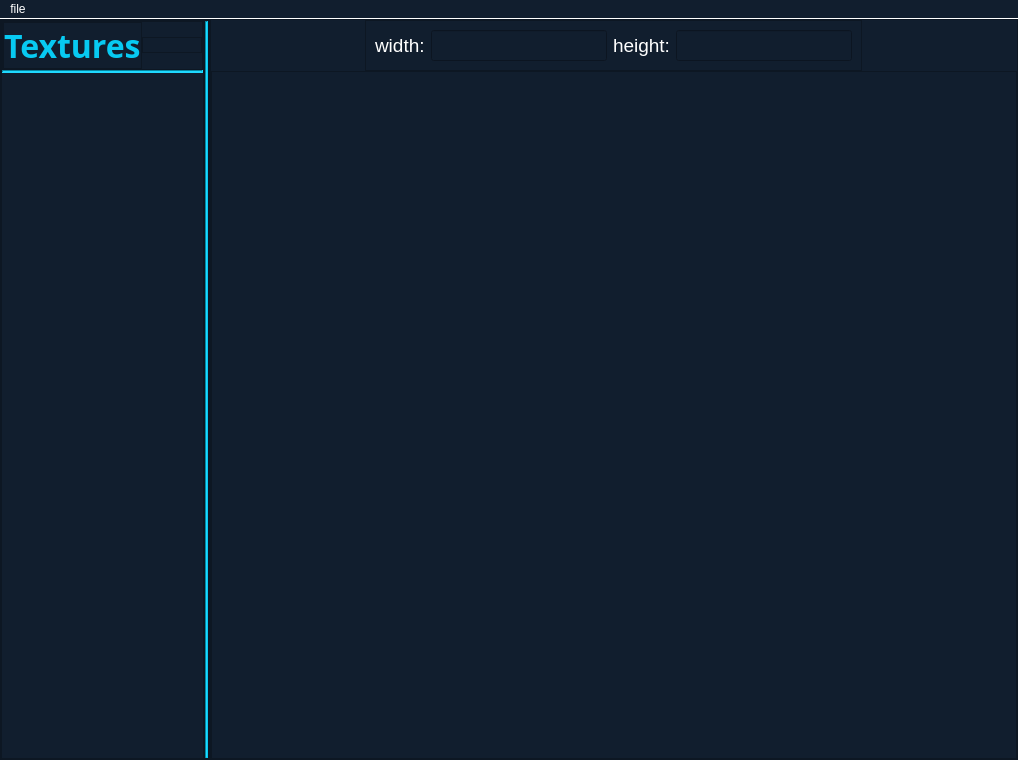
Above: level_disigner/res/src/templates/designer.ui from hyper-hronoz/dark_knife before the change. Below: the same form after it.
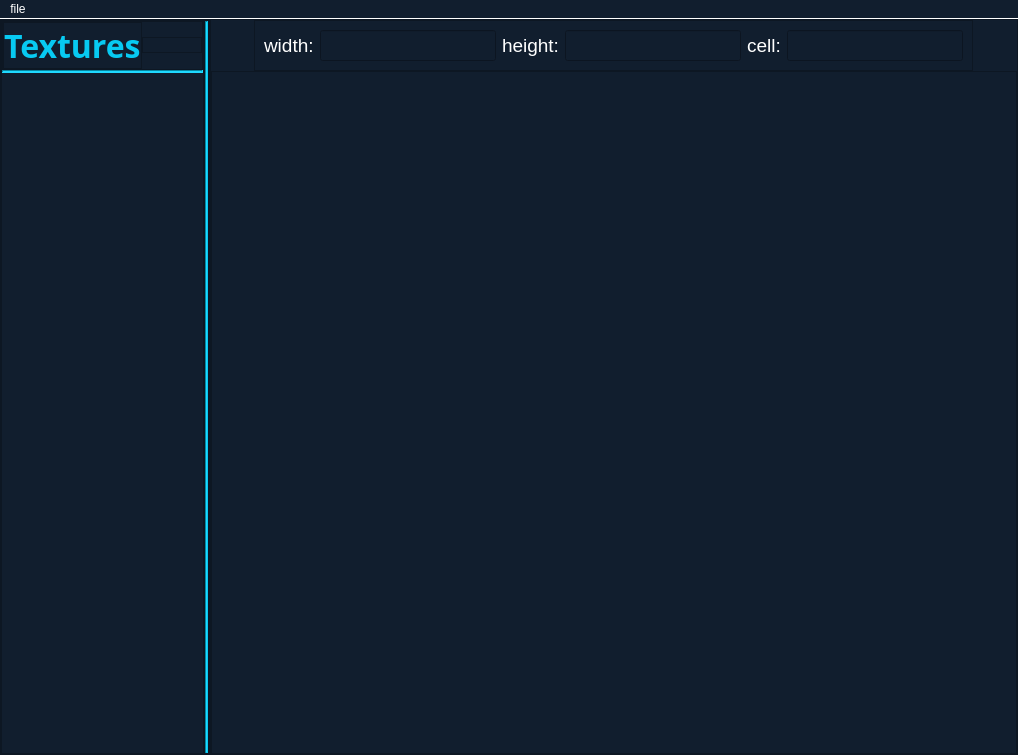
That is the form after the change. Icons and pictures are not drawn.

```diff
--- a/level_disigner/res/src/templates/designer.ui
+++ b/level_disigner/res/src/templates/designer.ui
@@ -7,7 +7,7 @@
     <x>0</x>
     <y>0</y>
     <width>1018</width>
-    <height>760</height>
+    <height>755</height>
    </rect>
   </property>
   <property name="windowTitle">
@@ -256,7 +256,7 @@
                <x>0</x>
                <y>0</y>
                <width>201</width>
-               <height>689</height>
+               <height>684</height>
               </rect>
              </property>
              <property name="sizePolicy">
@@ -430,6 +430,33 @@
             </property>
            </widget>
           </item>
+          <item>
+           <widget class="QLabel" name="label">
+            <property name="font">
+             <font>
+              <pointsize>14</pointsize>
+             </font>
+            </property>
+            <property name="styleSheet">
+             <string notr="true">color: #fff;</string>
+            </property>
+            <property name="text">
+             <string>cell:</string>
+            </property>
+           </widget>
+          </item>
+          <item>
+           <widget class="QLineEdit" name="line_edit_cell">
+            <property name="font">
+             <font>
+              <pointsize>14</pointsize>
+             </font>
+            </property>
+            <property name="styleSheet">
+             <string notr="true">color: #fff;</string>
+            </property>
+           </widget>
+          </item>
          </layout>
         </widget>
        </item>
```
